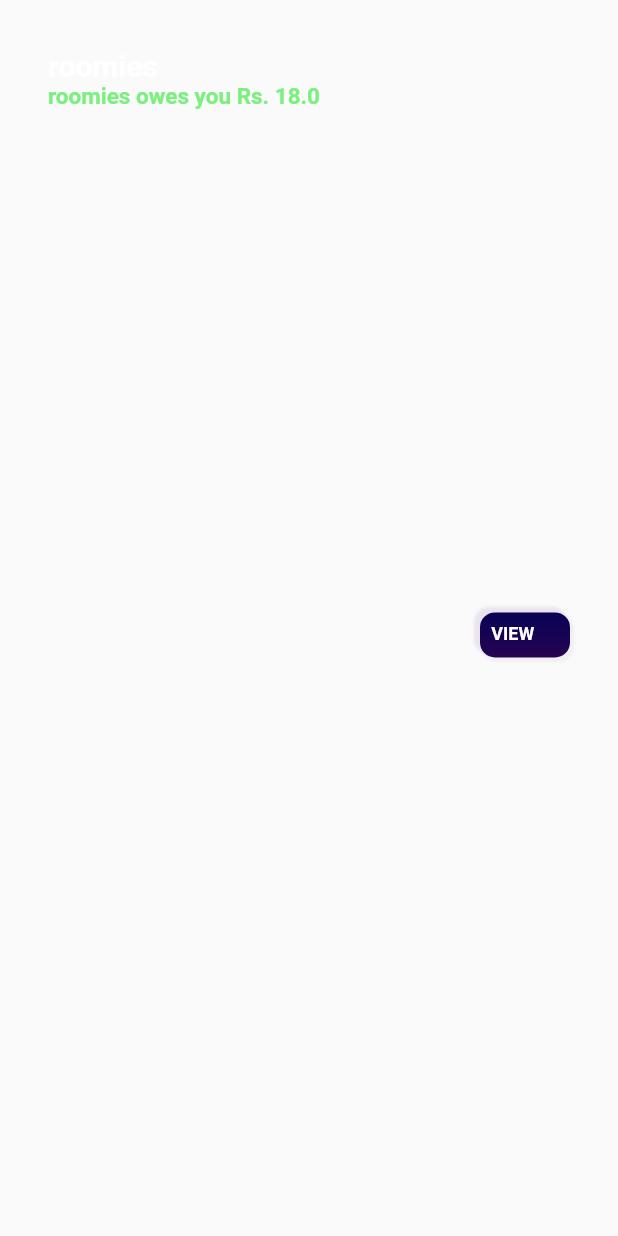
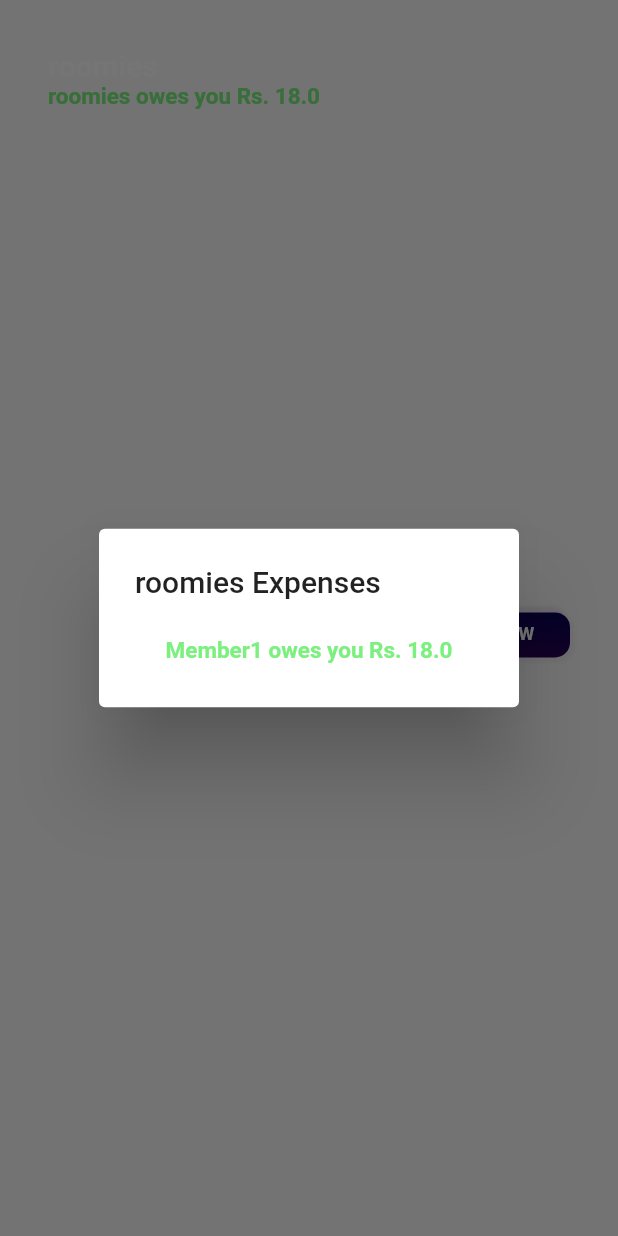
Before and after one commit to Richa-iitr/SPLITcrow-frontend, a Flutter app: the GroupContainer widget shown alone on an empty page, opened directly, after a tap on "VIEW", on a phone screen of 412 x 824 dp. Run offline on Flutter 3.47's test engine with Material 2 defaults, Android fonts, the phone set to English and light mode, and no system bars.

Commit message:
upadted popups

```diff
--- a/lib/screens/widgets/group_list.dart
+++ b/lib/screens/widgets/group_list.dart
@@ -1,3 +1,5 @@
+
+import 'dart:convert';
 
 import 'package:flutter/material.dart';
 import 'package:splitcrow/constants/constants.dart';
@@ -39,9 +41,36 @@ class GroupContainer extends StatelessWidget {
           mainAxisAlignment: MainAxisAlignment.center,
 
             children: [
-              RoundedButton(btn_name: 'VIEW', press: () {})
+              RoundedButton(btn_name: 'VIEW', press: () {
+                showDialog(
+                        context: context,
+                        builder: (BuildContext context) {
+                          return AlertDialog(
+                            scrollable: true,
+                            title: Text('${grp_name} Expenses'),
+                            content: Padding(
+                              padding: const EdgeInsets.all(5.0),
+                              child: Form(
+                                child: Column(
 
-            ],
+                                  children: <Widget>[
+                                   Text((grp_balance==0?"settled": grp_balance>0 ? "Member1 owes you Rs. ${grp_balance}" : "you owe Rs.${grp_balance} ") ,style: TextStyle(
+                                        fontSize: 15,
+                                          fontWeight: FontWeight.w600,
+                                          color: grp_balance==0?Color.fromARGB(255, 86, 85, 85) : grp_balance>0 ? Color.fromARGB(255, 123, 240, 127) : Color.fromARGB(255, 245, 155, 76),
+                                        ),)
+                                  ],
+
+                                ),
+                              ),
+                            ),
+
+                          );
+                       },
+                  );
+             })
+           ]
+
         )
 
 
```
Also changed, not shown: lib/screens/widgets/tittle_nav.dart (+9 -9 lines).
